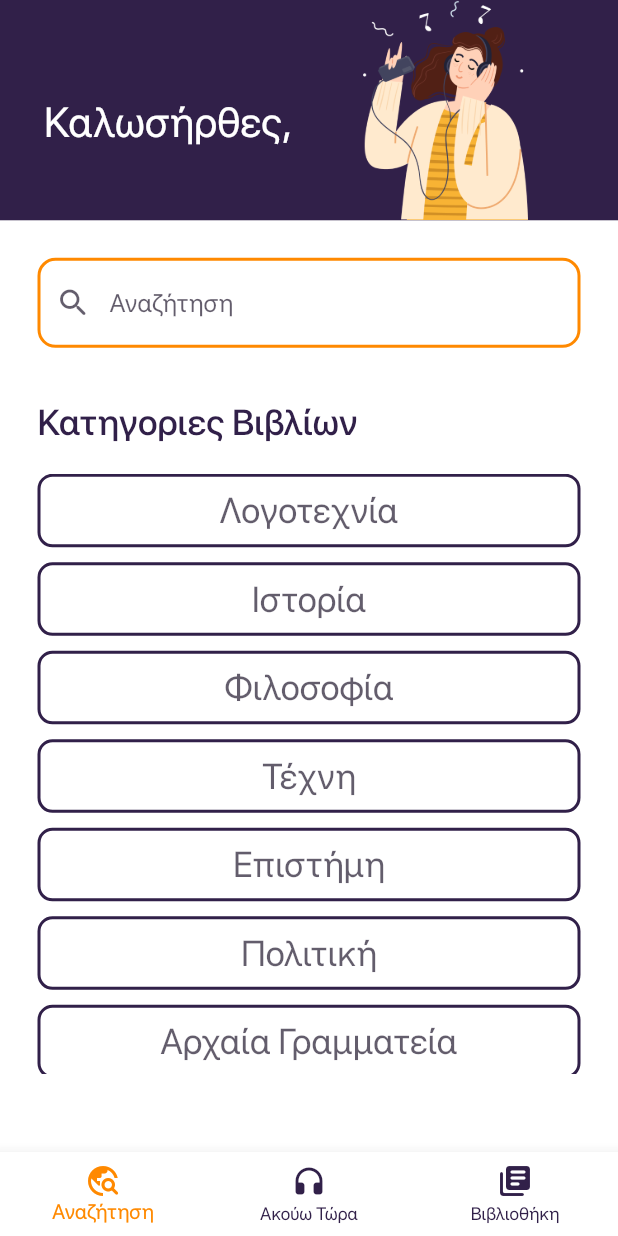
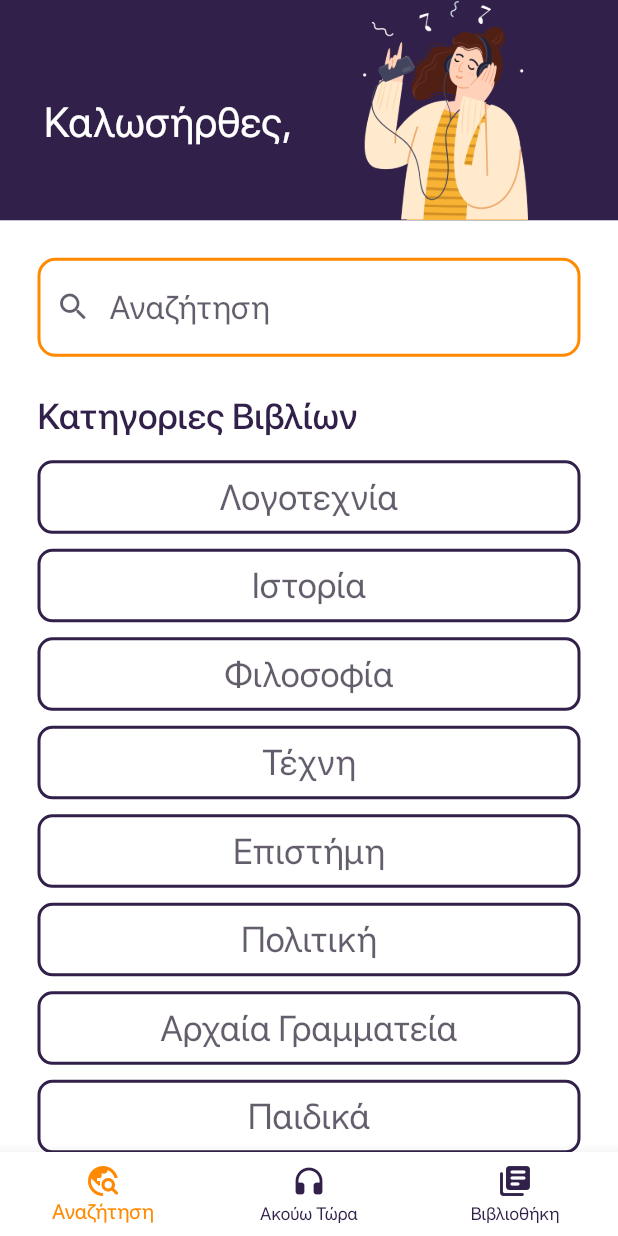
Before and after one commit to Stellapist/audioblink, a Flutter app: the screen it shows after launch, on a phone screen of 412 x 824 dp. Run offline on Flutter 3.47's test engine with Material 2 defaults, Android fonts, the phone set to English and light mode, and no system bars; our stand-ins replace audio_video_progress_bar, just_audio, rxdart; missing offline and left inert: duration_picker.

Commit message:
made listView height dynamic

```diff
--- a/lib/main.dart
+++ b/lib/main.dart
@@ -219,9 +219,7 @@ class _SearchTabState extends State<SearchTab> {
           searchBar(),
           //category items
           searchItem == '' && selectedCategory == ''
-              ? Container(
-                  padding:
-                      const EdgeInsets.symmetric(horizontal: 20, vertical: 10),
+              ? Expanded(
                   child: getCategoryButtons(),
                 )
               : Container(
@@ -256,7 +254,7 @@ class _SearchTabState extends State<SearchTab> {
           hintText: "Αναζήτηση",
           hintStyle: TextStyle(
             color: myScheme.primaryContainer,
-            fontSize: 17,
+            fontSize: 22,
             fontWeight: FontWeight.w400,
           ),
           enabledBorder: OutlineInputBorder(
@@ -296,13 +294,11 @@ class _SearchTabState extends State<SearchTab> {
     return Column(
       children: [
         Container(
-          child:
-              Misc.sectionTitle('Κατηγοριες Βιβλίων', MainAxisAlignment.start),
-          margin: const EdgeInsets.only(bottom: 20),
+          padding: const EdgeInsets.symmetric(horizontal: 20),
+          margin: const EdgeInsets.only(bottom: 10),
+          child: Misc.sectionTitle('Κατηγοριες Βιβλίων', MainAxisAlignment.start),
         ),
-        ConstrainedBox(
-          //TODO: FIX BELOW TO DYNAMIC HEIGHT
-          constraints: const BoxConstraints(maxHeight: 400),
+        Expanded(
           child: ListView.builder(
             itemCount: categoryButtons().length,
             itemBuilder: (BuildContext context, int index) {
@@ -318,8 +314,8 @@ class _SearchTabState extends State<SearchTab> {
     List<Widget> categoryButtons = <Widget>[];
     for (var i = 0; i < categories.length; i++) {
       categoryButtons.add(Container(
-        padding: const EdgeInsets.only(bottom: 10),
-        margin: const EdgeInsets.symmetric(horizontal: 5),
+        padding: const EdgeInsets.symmetric(vertical: 5),
+        margin: const EdgeInsets.symmetric(horizontal: 25),
         child: OutlinedButton(
           onPressed: () {
             setState(() {
```
